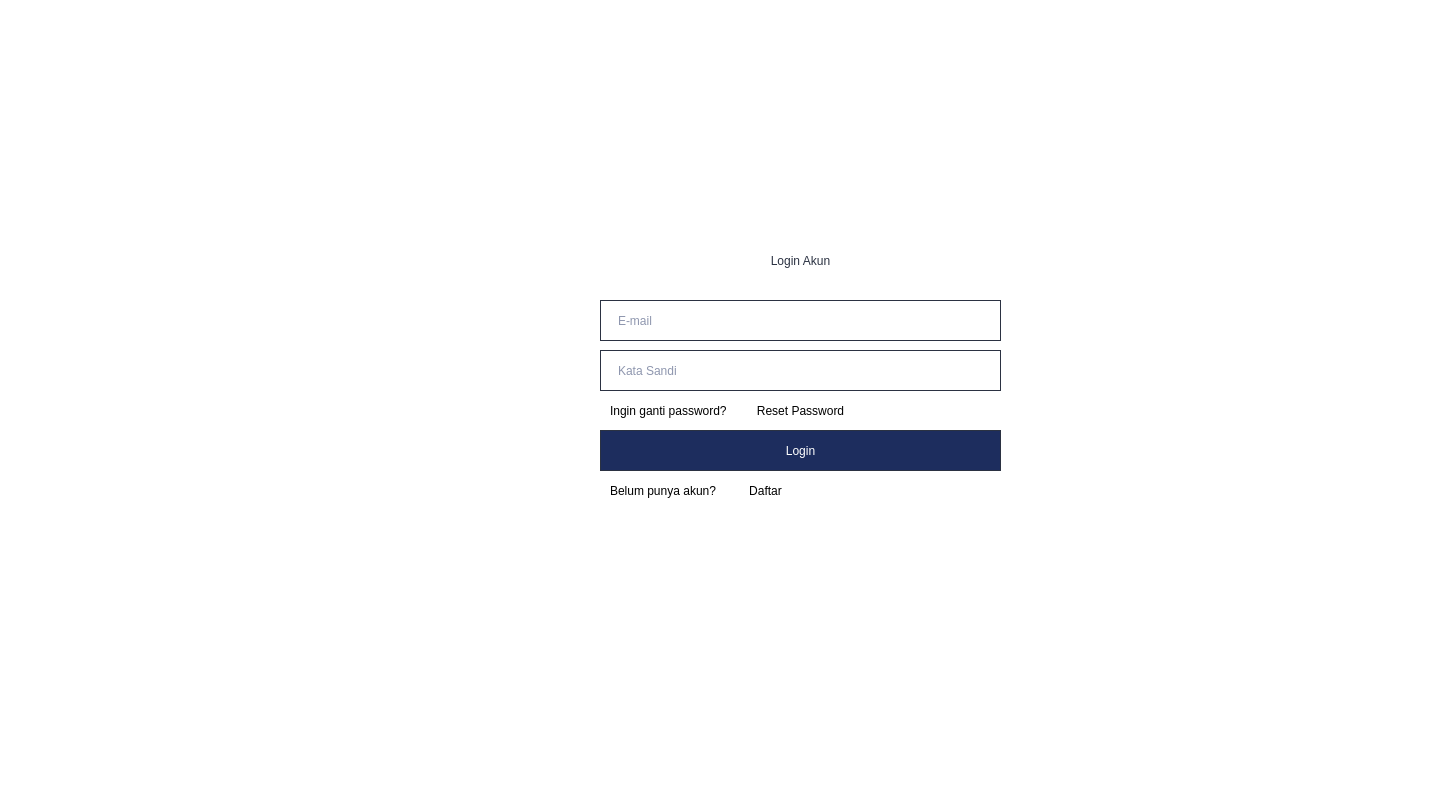
Qt form login.ui (stellaribli/Tuciwir) before a commit.
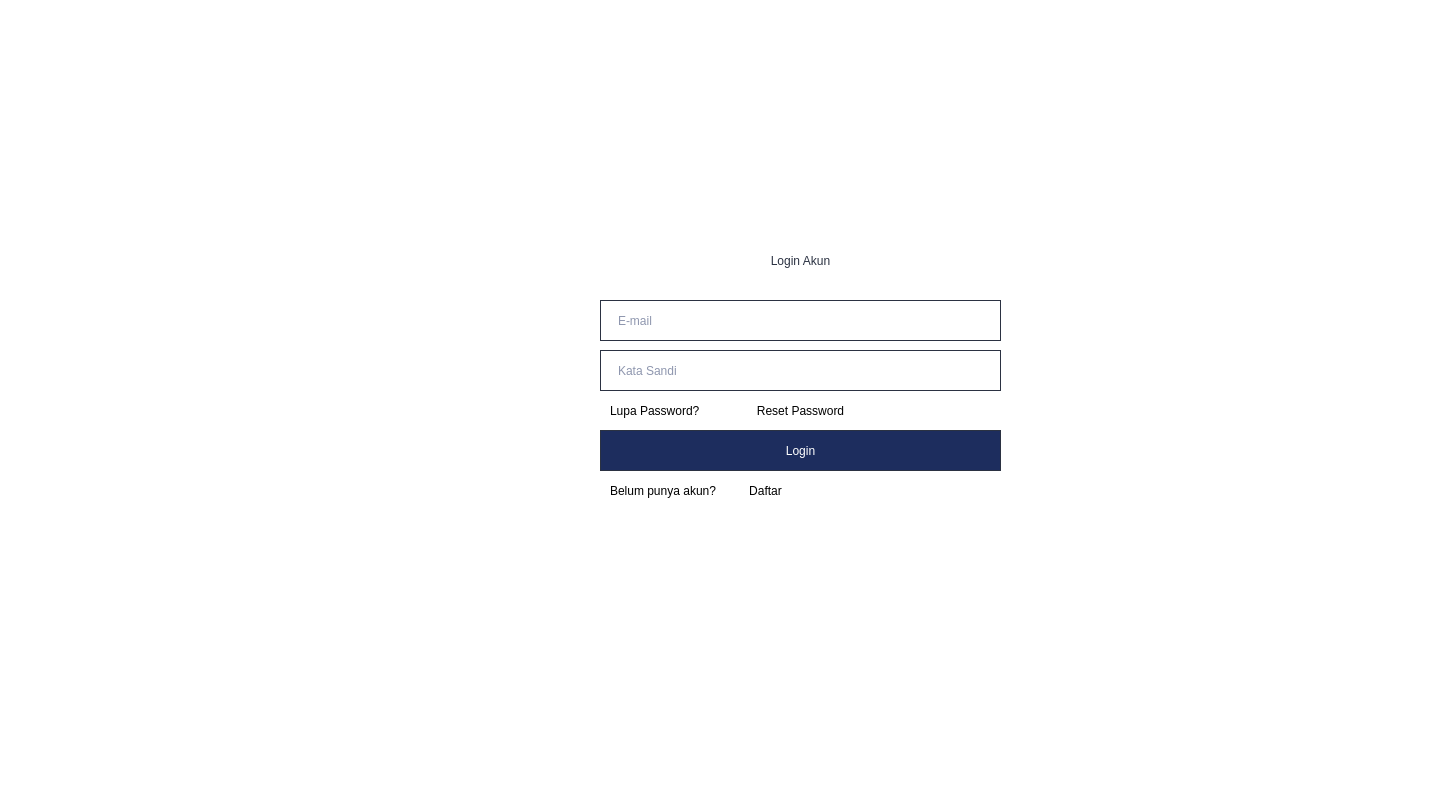
The same form after that commit.

What changed in the file:
```diff
--- a/login.ui
+++ b/login.ui
@@ -7,7 +7,7 @@
     <x>0</x>
     <y>0</y>
     <width>1440</width>
-    <height>804</height>
+    <height>803</height>
    </rect>
   </property>
   <property name="windowTitle">
@@ -168,7 +168,7 @@
 </string>
    </property>
    <property name="text">
-    <string>Ingin ganti password?</string>
+    <string>Lupa Password?</string>
    </property>
   </widget>
   <widget class="QPushButton" name="loginaccbutton_3">
```
